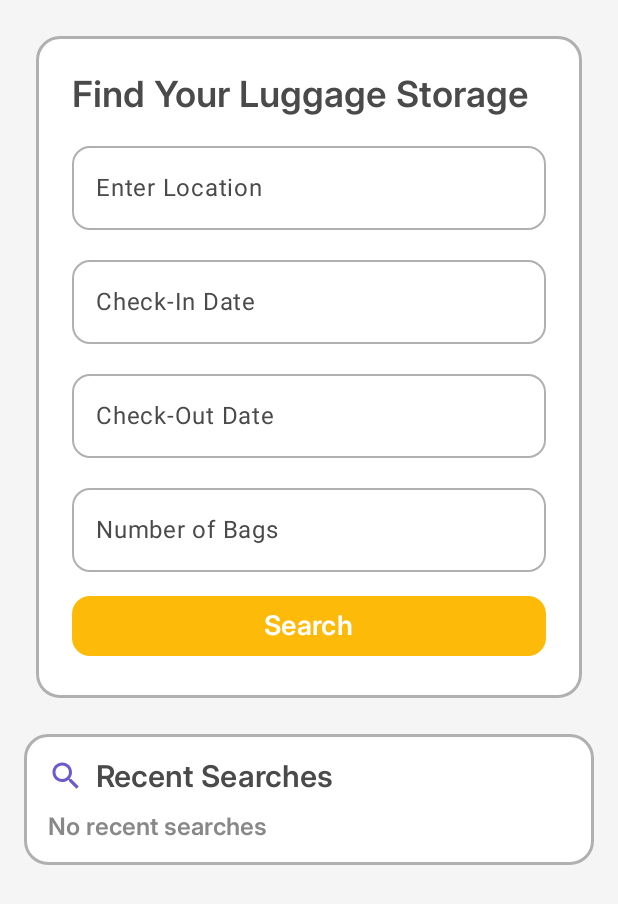
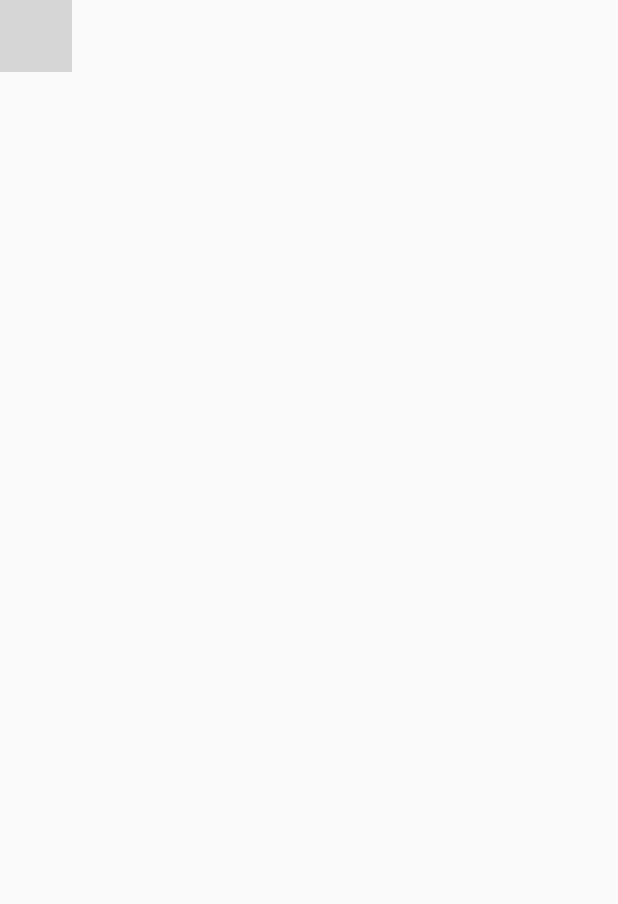
Before and after one commit to ayus-aryal/Join-The-Cause, an Android app built with Jetpack Compose: the search_screen screen opened through its navigation route, on a phone screen of 412 x 824 dp. Shown: the top 904 px of the screen. Run offline under Robolectric (Android 15) with nearby library versions, the phone set to English and light mode, and no system bars; our stand-ins replace Firebase (no records; nobody signed in at launch, a user with empty details on screens opened directly); 1 statement that could not run was skipped; grey boxes are pictures that could not be loaded.

```diff
--- a/app/src/main/java/com/example/jointhecause/screens/HomeScreen.kt
+++ b/app/src/main/java/com/example/jointhecause/screens/HomeScreen.kt
@@ -25,9 +25,6 @@ import com.google.firebase.firestore.toObject
 import kotlinx.coroutines.tasks.await
 import androidx.compose.foundation.lazy.LazyColumn
 import androidx.compose.foundation.lazy.items
-
-
-
 
 
 @Composable
--- a/app/src/main/java/com/example/jointhecause/screens/SearchScreen.kt
+++ /dev/null
@@ -1,181 +0,0 @@
-package com.example.jointhecause.screens
-
-import android.os.Bundle
-import androidx.activity.ComponentActivity
-import androidx.activity.compose.setContent
-import androidx.compose.foundation.BorderStroke
-import androidx.compose.foundation.background
-import androidx.compose.foundation.layout.*
-import androidx.compose.foundation.shape.RoundedCornerShape
-import androidx.compose.material.icons.Icons
-import androidx.compose.material.icons.filled.Search
-import androidx.compose.material3.*
-import androidx.compose.runtime.*
-import androidx.compose.ui.Alignment
-import androidx.compose.ui.Modifier
-import androidx.compose.ui.graphics.Color
-import androidx.compose.ui.text.TextStyle
-import androidx.compose.ui.text.font.Font
-import androidx.compose.ui.text.font.FontFamily
-import androidx.compose.ui.text.font.FontWeight
-import androidx.compose.ui.text.input.TextFieldValue
-import androidx.compose.ui.tooling.preview.Preview
-import androidx.compose.ui.unit.dp
-import androidx.compose.ui.unit.sp
-import com.example.jointhecause.R
-
-class SearchScreenActivity : ComponentActivity() {
-    override fun onCreate(savedInstanceState: Bundle?) {
-        super.onCreate(savedInstanceState)
-        setContent {
-            SearchScreen()
-        }
-    }
-}
-
-// Define Custom Font
-val customFontFamily = FontFamily(Font(R.font.inter))
-
-@Composable
-fun SearchScreen() {
-    var location by remember { mutableStateOf(TextFieldValue("")) }
-    var checkInDate by remember { mutableStateOf(TextFieldValue("")) }
-    var checkOutDate by remember { mutableStateOf(TextFieldValue("")) }
-    var noOfBags by remember { mutableStateOf(TextFieldValue("")) }
-    var searchHistory by remember { mutableStateOf(listOf<String>()) }
-
-    Box(
-        modifier = Modifier
-            .fillMaxSize()
-            .background(Color(0xFFF5F5F5))
-            .padding(16.dp),
-        contentAlignment = Alignment.TopCenter
-    ) {
-        Column(
-            modifier = Modifier.fillMaxSize(),
-            verticalArrangement = Arrangement.spacedBy(16.dp),
-            horizontalAlignment = Alignment.CenterHorizontally
-        ) {
-            // Main Search Card
-            Card(
-                shape = RoundedCornerShape(16.dp),
-                colors = CardDefaults.cardColors(containerColor = Color.White),
-                border = BorderStroke(2.dp, Color(0xFFB0B0B0)),
-                modifier = Modifier.padding(8.dp),
-
-                ) {
-                Column(
-                    modifier = Modifier.padding(24.dp),
-                    verticalArrangement = Arrangement.spacedBy(12.dp)
-                ) {
-                    Text(
-                        "Find Your Luggage Storage",
-                        fontSize = 24.sp,
-                        fontWeight = FontWeight.Bold,
-                        color = Color(0xFF4A4A4A), // Bright Grey
-                        fontFamily = customFontFamily
-                    )
-
-                    CustomTextField(value = location, onValueChange = { location = it }, label = "Enter Location")
-                    CustomTextField(value = checkInDate, onValueChange = { checkInDate = it }, label = "Check-In Date")
-                    CustomTextField(value = checkOutDate, onValueChange = { checkOutDate = it }, label = "Check-Out Date")
-                    CustomTextField(value = noOfBags, onValueChange = { noOfBags = it }, label = "Number of Bags")
-
-                    Button(
-                        onClick = {
-                            val searchEntry = "${location.text}, ${checkInDate.text}, ${checkOutDate.text}, ${noOfBags.text}"
-                            if (searchEntry.isNotBlank()) {
-                                searchHistory = listOf(searchEntry) + searchHistory.take(4)
-                            }
-                        },
-                        shape = RoundedCornerShape(12.dp),
-                        colors = ButtonDefaults.buttonColors(containerColor = Color(0xFFFDBA09)), // Fuel Yellow
-                        modifier = Modifier.fillMaxWidth()
-                    ) {
-                        Text("Search", fontSize = 18.sp, color = Color.White, fontFamily = customFontFamily)
-                    }
-                }
-            }
-
-            // Recent Searches Card
-            Card(
-                shape = RoundedCornerShape(16.dp),
-                colors = CardDefaults.cardColors(containerColor = Color.White),
-                modifier = Modifier.fillMaxWidth(),
-                border = BorderStroke(2.dp, Color(0xFFB0B0B0)),
-            ) {
-                Column(
-                    modifier = Modifier.padding(16.dp),
-                    verticalArrangement = Arrangement.spacedBy(12.dp)
-                ) {
-                    Row(
-                        verticalAlignment = Alignment.CenterVertically
-                    ) {
-                        Icon(
-                            imageVector = Icons.Default.Search,
-                            contentDescription = "Recent Searches",
-                            tint = Color(0xFF6A5ACD), // Purple Haze
-                            modifier = Modifier.size(24.dp)
-                        )
-                        Spacer(modifier = Modifier.width(8.dp))
-                        Text(
-                            "Recent Searches",
-                            fontSize = 20.sp,
-                            fontWeight = FontWeight.Bold,
-                            color = Color(0xFF4A4A4A), // Bright Grey
-                            fontFamily = customFontFamily
-                        )
-                    }
-
-                    if (searchHistory.isEmpty()) {
-                        Text(
-                            "No recent searches",
-                            fontSize = 16.sp,
-                            color = Color.Gray,
-                            fontFamily = customFontFamily
-                        )
-                    } else {
-                        searchHistory.forEachIndexed { index, searchItem ->
-                            Column {
-                                Text(
-                                    searchItem,
-                                    fontSize = 16.sp,
-                                    color = Color.Gray,
-                                    fontFamily = customFontFamily,
-                                    modifier = Modifier.padding(vertical = 4.dp)
-                                )
-                                if (index < searchHistory.lastIndex) {
-                                    Divider(color = Color(0xFFB0B0B0)) // Mid Grey Divider
-                                }
-                            }
-                        }
-                    }
-                }
-            }
-        }
-    }
-}
-
-// Custom TextField
-@Composable
-fun CustomTextField(value: TextFieldValue, onValueChange: (TextFieldValue) -> Unit, label: String) {
-    OutlinedTextField(
-        value = value,
-        onValueChange = onValueChange,
-        label = { Text(label, color = Color(0xFF4A4A4A)) }, // Bright Grey
-        shape = RoundedCornerShape(12.dp),
-        modifier = Modifier.fillMaxWidth(),
-        textStyle = TextStyle(fontSize = 16.sp, fontFamily = customFontFamily, color = Color(0xFF4A4A4A)), // Bright Grey
-        colors = OutlinedTextFieldDefaults.colors(
-            focusedBorderColor = Color(0xFF58A6FF), // Day Sky Blue
-            unfocusedBorderColor = Color(0xFFB0B0B0), // Mid Grey
-            cursorColor = Color(0xFF58A6FF) // Cursor color
-        )
-    )
-}
-
-@Preview(showBackground = true)
-@Composable
-fun SearchScreenPreview() {
-    SearchScreen()
-}
```
